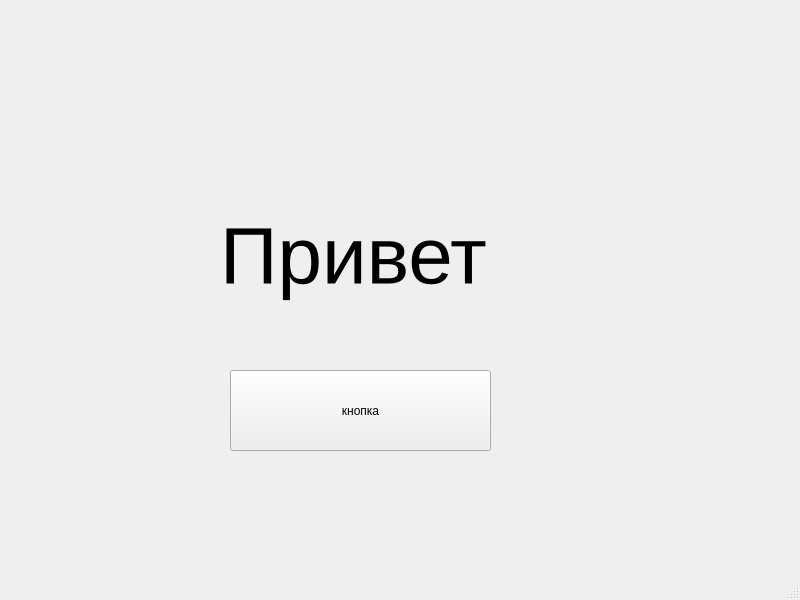
The window that mainwindow.ui (geroineee/ARM_QT) describes before a commit, drawn with Qt 5.
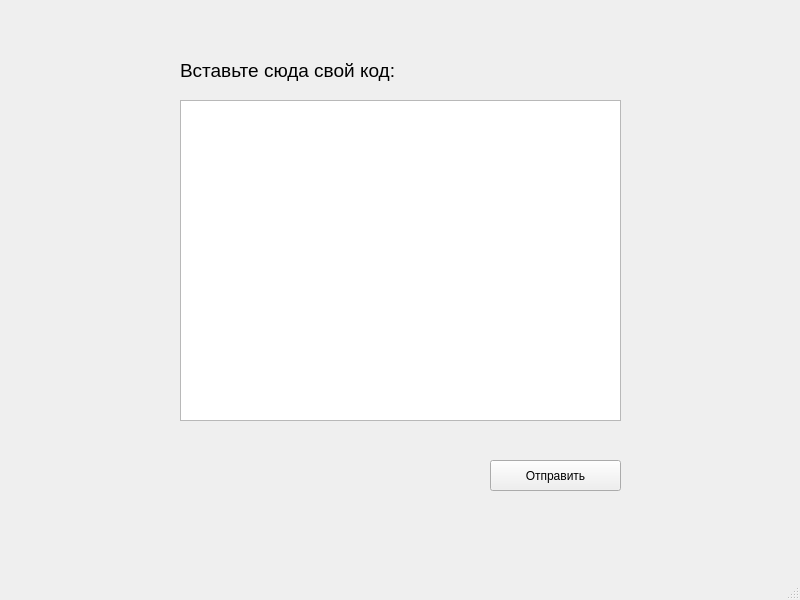
The same window after the commit.

Commit message: Заготовка

What changed in the file:
```diff
--- a/mainwindow.ui
+++ b/mainwindow.ui
@@ -14,35 +14,45 @@
    <string>MainWindow</string>
   </property>
   <widget class="QWidget" name="centralwidget">
-   <widget class="QLabel" name="label">
+   <widget class="QTextEdit" name="user_code_text_edit">
     <property name="geometry">
      <rect>
-      <x>220</x>
-      <y>170</y>
-      <width>351</width>
-      <height>171</height>
+      <x>180</x>
+      <y>100</y>
+      <width>441</width>
+      <height>321</height>
+     </rect>
+    </property>
+   </widget>
+   <widget class="QPushButton" name="upload_user_code_button">
+    <property name="geometry">
+     <rect>
+      <x>490</x>
+      <y>460</y>
+      <width>131</width>
+      <height>31</height>
+     </rect>
+    </property>
+    <property name="text">
+     <string>Отправить</string>
+    </property>
+   </widget>
+   <widget class="QLabel" name="label_insert_code">
+    <property name="geometry">
+     <rect>
+      <x>180</x>
+      <y>50</y>
+      <width>221</width>
+      <height>41</height>
      </rect>
     </property>
     <property name="font">
      <font>
-      <pointsize>60</pointsize>
+      <pointsize>14</pointsize>
      </font>
     </property>
     <property name="text">
-     <string>Привет</string>
-    </property>
-   </widget>
-   <widget class="QPushButton" name="pushButton">
-    <property name="geometry">
-     <rect>
-      <x>230</x>
-      <y>370</y>
-      <width>261</width>
-      <height>81</height>
-     </rect>
-    </property>
-    <property name="text">
-     <string>кнопка</string>
+     <string>Вставьте сюда свой код:</string>
     </property>
    </widget>
   </widget>
```
The commit also changes 2 other files.
